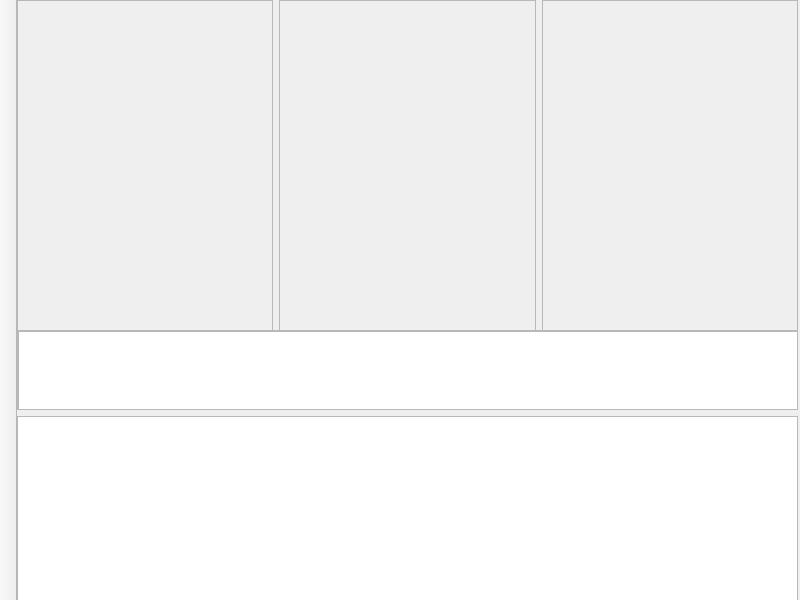
Source-EDA/Source-EDA, file ui/mumwindow.ui: the form before one commit.
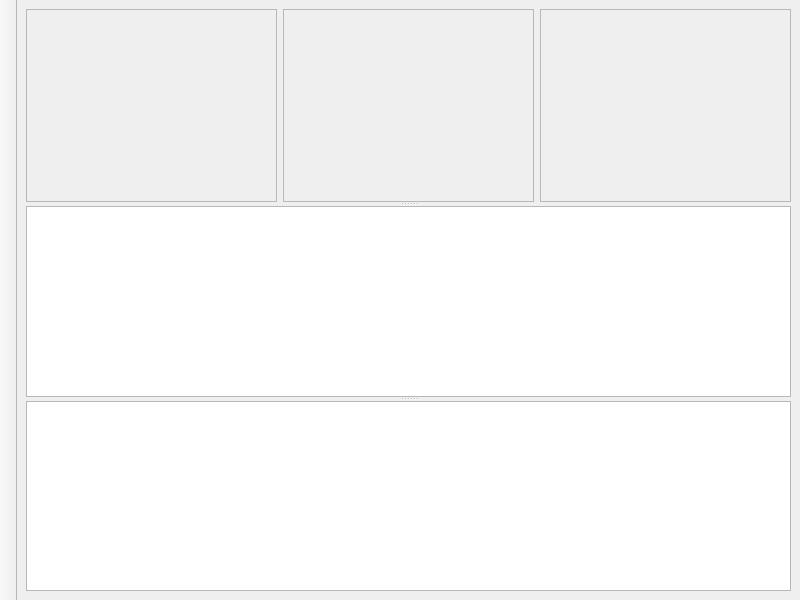
The form after the commit.

Commit message: Redesigned layout to be resizable and grow with window

Patch:
```diff
--- a/ui/mumwindow.ui
+++ b/ui/mumwindow.ui
@@ -14,18 +14,31 @@
    <string>Source EDA</string>
   </property>
   <widget class="QWidget" name="centralwidget">
+   <property name="sizePolicy">
+    <sizepolicy hsizetype="Expanding" vsizetype="Expanding">
+     <horstretch>100</horstretch>
+     <verstretch>100</verstretch>
+    </sizepolicy>
+   </property>
+   <property name="styleSheet">
+    <string notr="true"/>
+   </property>
+   <layout class="QGridLayout" name="gridLayout">
+    <item row="0" column="0">
+     <widget class="QSplitter" name="splitter_2">
+      <property name="sizePolicy">
+       <sizepolicy hsizetype="Expanding" vsizetype="Expanding">
+        <horstretch>0</horstretch>
+        <verstretch>0</verstretch>
+       </sizepolicy>
+      </property>
+      <property name="orientation">
+       <enum>Qt::Orientation::Vertical</enum>
+      </property>
    <widget class="QWidget" name="horizontalLayoutWidget">
-    <property name="geometry">
-     <rect>
-      <x>0</x>
-      <y>0</y>
-      <width>781</width>
-      <height>331</height>
-     </rect>
-    </property>
     <layout class="QHBoxLayout" name="horizontalLayout">
      <property name="sizeConstraint">
-      <enum>QLayout::SizeConstraint::SetDefaultConstraint</enum>
+         <enum>QLayout::SizeConstraint::SetMinimumSize</enum>
      </property>
      <item>
       <widget class="QListWidget" name="lib_list">
@@ -71,59 +84,15 @@
      </item>
     </layout>
    </widget>
-   <widget class="QWidget" name="verticalLayoutWidget">
-    <property name="geometry">
-     <rect>
-      <x>0</x>
-      <y>330</y>
-      <width>781</width>
-      <height>278</height>
-     </rect>
-    </property>
-    <layout class="QVBoxLayout" name="verticalLayout">
-     <property name="spacing">
-      <number>6</number>
-     </property>
-     <property name="sizeConstraint">
-      <enum>QLayout::SizeConstraint::SetDefaultConstraint</enum>
-     </property>
-     <item>
-      <widget class="QScrollArea" name="scrollArea">
-       <property name="widgetResizable">
-        <bool>true</bool>
-       </property>
-       <widget class="QWidget" name="scrollAreaWidgetContents">
-        <property name="geometry">
-         <rect>
-          <x>0</x>
-          <y>0</y>
-          <width>777</width>
-          <height>76</height>
-         </rect>
+      <widget class="QSplitter" name="splitter">
+       <property name="orientation">
+        <enum>Qt::Orientation::Vertical</enum>
         </property>
         <widget class="QPlainTextEdit" name="logTextZone">
-         <property name="geometry">
-          <rect>
-           <x>0</x>
-           <y>0</y>
-           <width>781</width>
-           <height>81</height>
-          </rect>
-         </property>
-         <property name="documentTitle">
-          <string notr="true"/>
-         </property>
-         <property name="undoRedoEnabled">
-          <bool>false</bool>
-         </property>
          <property name="readOnly">
           <bool>true</bool>
          </property>
         </widget>
-       </widget>
-      </widget>
-     </item>
-     <item>
       <widget class="QTextEdit" name="commandTextZone">
        <property name="sizePolicy">
         <sizepolicy hsizetype="Expanding" vsizetype="Expanding">
@@ -132,9 +101,10 @@
         </sizepolicy>
        </property>
       </widget>
-     </item>
-    </layout>
-   </widget>
+      </widget>
+     </widget>
+    </item>
+   </layout>
   </widget>
   <widget class="QMenuBar" name="menubar">
    <property name="geometry">
```
Lines whose indentation alone changed are shown as unchanged.
